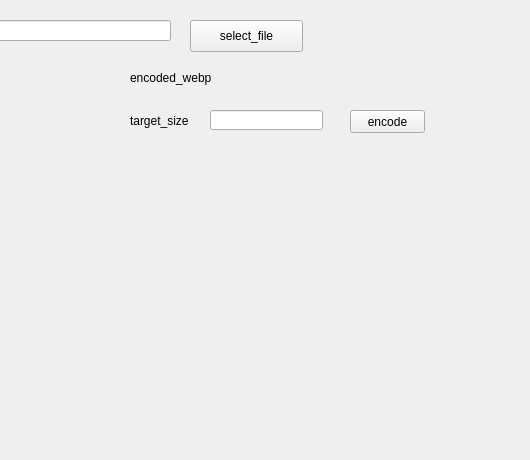
paipeng/qt-webp-demo, file mainwindow.ui: the form before one commit; both pictures show x 270 to 800 and y 0 to 460 of the 800 by 600 pixel window.
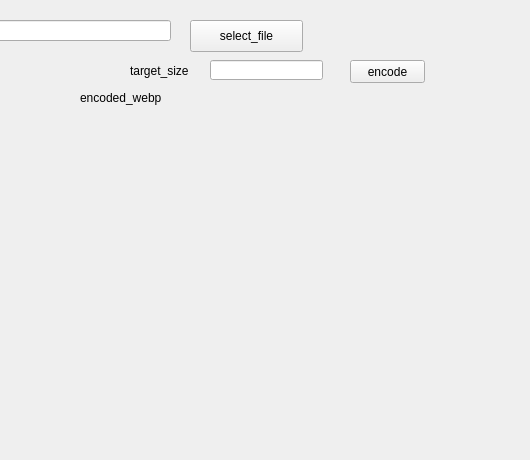
The form after the commit.

Commit message: update display image views layout

Diff of the .ui file:
```diff
--- a/mainwindow.ui
+++ b/mainwindow.ui
@@ -54,9 +54,9 @@
     <property name="geometry">
      <rect>
       <x>40</x>
-      <y>70</y>
+      <y>120</y>
       <width>301</width>
-      <height>451</height>
+      <height>400</height>
      </rect>
     </property>
     <property name="text">
@@ -66,8 +66,8 @@
    <widget class="QLabel" name="label">
     <property name="geometry">
      <rect>
-      <x>400</x>
-      <y>70</y>
+      <x>350</x>
+      <y>90</y>
       <width>91</width>
       <height>16</height>
      </rect>
@@ -79,10 +79,10 @@
    <widget class="QLabel" name="webpLabel">
     <property name="geometry">
      <rect>
-      <x>400</x>
-      <y>200</y>
-      <width>200</width>
-      <height>200</height>
+      <x>360</x>
+      <y>120</y>
+      <width>400</width>
+      <height>400</height>
      </rect>
     </property>
     <property name="text">
@@ -93,7 +93,7 @@
     <property name="geometry">
      <rect>
       <x>400</x>
-      <y>110</y>
+      <y>60</y>
       <width>71</width>
       <height>21</height>
      </rect>
@@ -106,7 +106,7 @@
     <property name="geometry">
      <rect>
       <x>480</x>
-      <y>110</y>
+      <y>60</y>
       <width>113</width>
       <height>20</height>
      </rect>
@@ -116,7 +116,7 @@
     <property name="geometry">
      <rect>
       <x>620</x>
-      <y>110</y>
+      <y>60</y>
       <width>75</width>
       <height>23</height>
      </rect>
```
The commit also changes 1 other file.
